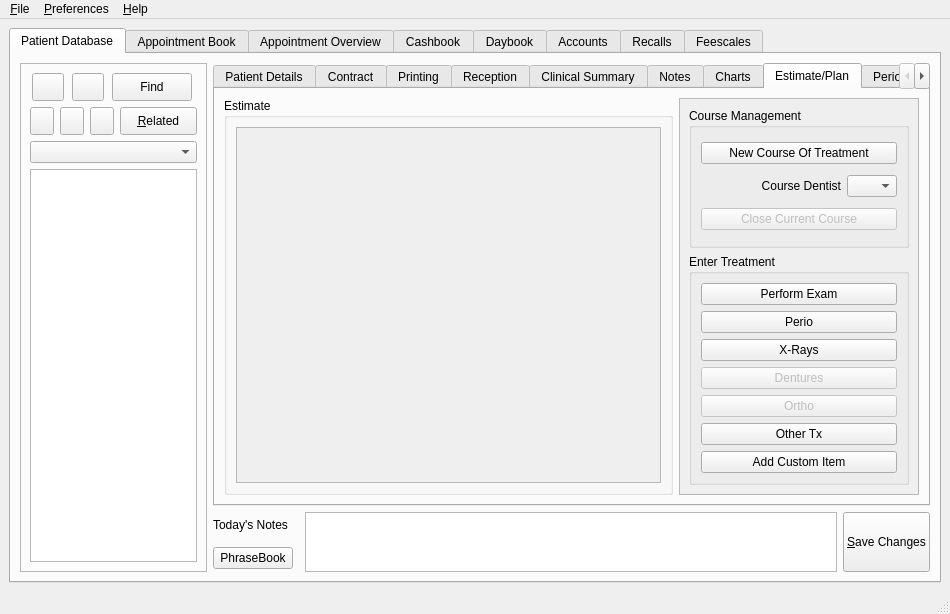
Qt form qt-designer/main.ui (rowinggolfer/openmolar1) before a commit.
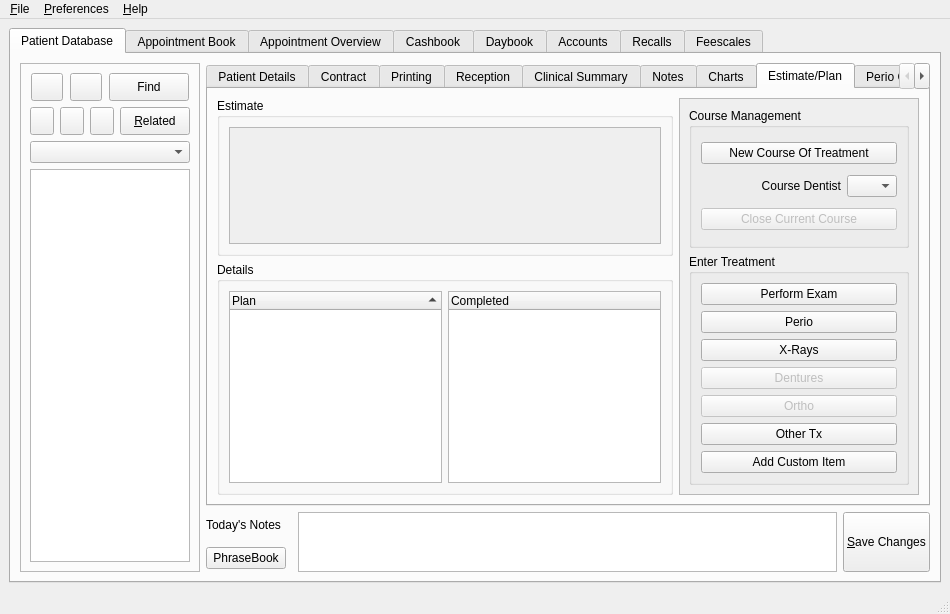
The same form after that commit. Icons and pictures are not drawn.

Commit message: improving the plan estimate page

The edit to the form file:
```diff
--- a/qt-designer/main.ui
+++ b/qt-designer/main.ui
@@ -2556,9 +2556,15 @@
               <attribute name="title" >
                <string>Estimate/Plan</string>
               </attribute>
-              <layout class="QHBoxLayout" name="horizontalLayout_5" >
-               <item>
+              <layout class="QGridLayout" name="gridLayout_21" >
+               <item row="0" column="0" >
                 <widget class="QGroupBox" name="estimate_groupBox" >
+                 <property name="sizePolicy" >
+                  <sizepolicy vsizetype="Expanding" hsizetype="Preferred" >
+                   <horstretch>0</horstretch>
+                   <verstretch>0</verstretch>
+                  </sizepolicy>
+                 </property>
                  <property name="title" >
                   <string>Estimate</string>
                  </property>
@@ -2574,7 +2580,7 @@
                        <x>0</x>
                        <y>0</y>
                        <width>430</width>
-                       <height>353</height>
+                       <height>122</height>
                       </rect>
                      </property>
                      <layout class="QHBoxLayout" name="horizontalLayout_19" />
@@ -2584,7 +2590,7 @@
                  </layout>
                 </widget>
                </item>
-               <item>
+               <item rowspan="2" row="0" column="1" >
                 <widget class="QScrollArea" name="scrollArea" >
                  <property name="sizePolicy" >
                   <sizepolicy vsizetype="Expanding" hsizetype="Minimum" >
@@ -2807,6 +2813,42 @@
                  </widget>
                 </widget>
                </item>
+               <item row="1" column="0" >
+                <widget class="QGroupBox" name="groupBox_10" >
+                 <property name="title" >
+                  <string>Details</string>
+                 </property>
+                 <layout class="QHBoxLayout" name="horizontalLayout_5" >
+                  <item>
+                   <widget class="QTreeWidget" name="plan_treeWidget" >
+                    <property name="sortingEnabled" >
+                     <bool>true</bool>
+                    </property>
+                    <property name="animated" >
+                     <bool>true</bool>
+                    </property>
+                    <property name="headerHidden" >
+                     <bool>false</bool>
+                    </property>
+                    <column>
+                     <property name="text" >
+                      <string>Plan</string>
+                     </property>
+                    </column>
+                   </widget>
+                  </item>
+                  <item>
+                   <widget class="QTreeWidget" name="comp_treeWidget" >
+                    <column>
+                     <property name="text" >
+                      <string>Completed</string>
+                     </property>
+                    </column>
+                   </widget>
+                  </item>
+                 </layout>
+                </widget>
+               </item>
               </layout>
              </widget>
              <widget class="QWidget" name="tab_8" >
```
The commit also changes 7 other files.
